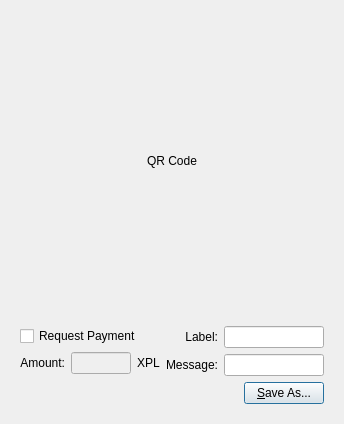
Above: src/qt/forms/qrcodedialog.ui from Action-Committee/Pulse before the change. Below: the same form after it.
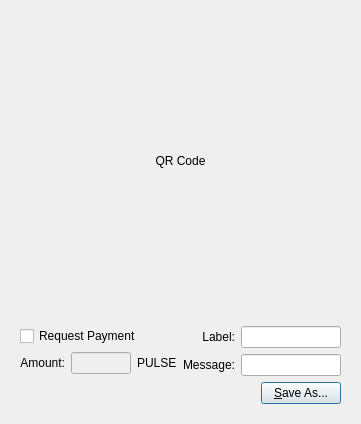
That is the form after the change.

The edit to the form file:
```diff
--- a/src/qt/forms/qrcodedialog.ui
+++ b/src/qt/forms/qrcodedialog.ui
@@ -102,7 +102,7 @@
                </sizepolicy>
               </property>
               <property name="text">
-               <string>XPL</string>
+               <string>PULSE</string>
               </property>
               <property name="buddy">
                <cstring>lnReqAmount</cstring>
```
